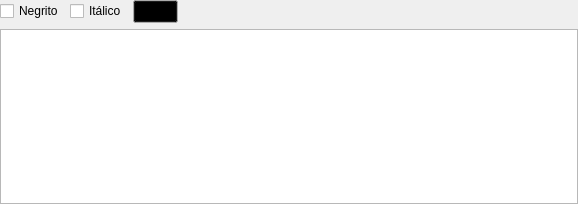
The window that pgmodeler_ui/ui/caixatextowidget.ui (erdincay/pgmodeler-old) describes before a commit, drawn with Qt 5.
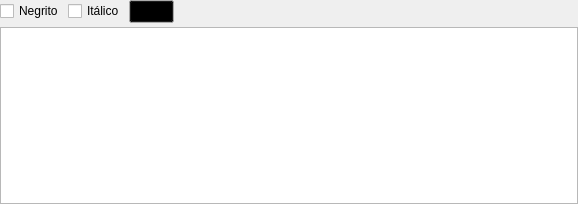
The same window after the commit.

The edit to the form file:
```diff
--- a/pgmodeler_ui/ui/caixatextowidget.ui
+++ b/pgmodeler_ui/ui/caixatextowidget.ui
@@ -18,7 +18,7 @@
     <number>0</number>
    </property>
    <property name="spacing">
-    <number>6</number>
+    <number>4</number>
    </property>
    <item row="0" column="0">
     <layout class="QHBoxLayout" name="horizontalLayout_2">
```
